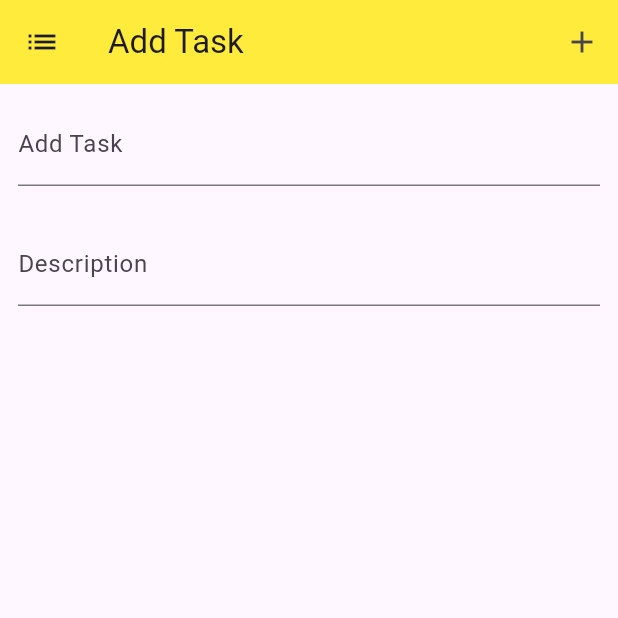
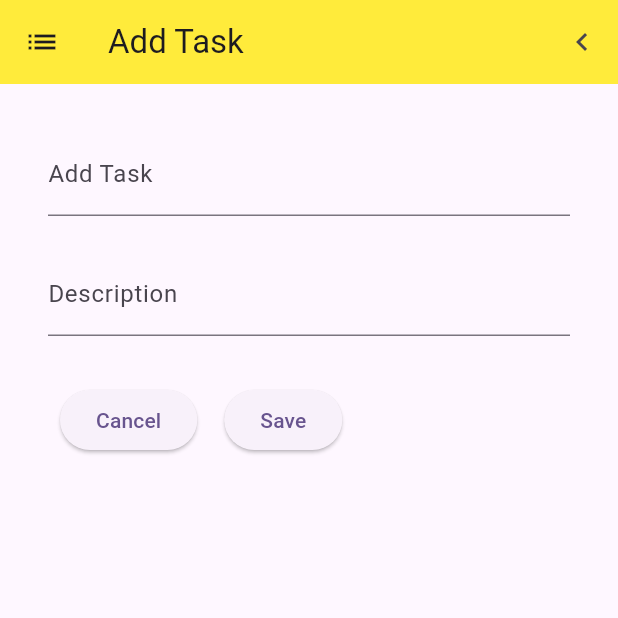
Before and after one commit to ashwanisohaan/todoapp, a Flutter app: the Task screen opened directly, on a phone screen of 412 x 824 dp, the top half of it. Run offline on Flutter 3.47's test engine with Material 3 defaults, Android fonts, the phone set to English and light mode, and no system bars.

Commit message:
todo done 50%

```diff
--- a/lib/screens/addtask_page.dart
+++ b/lib/screens/addtask_page.dart
@@ -1,4 +1,5 @@
 import 'package:flutter/material.dart';
+import 'package:todoapp/screens/splash_page.dart';
 
 class Task extends StatefulWidget {
   const Task({super.key});
@@ -13,11 +14,23 @@ class _TaskState extends State<Task> {
     return Scaffold(
       appBar: AppBar(
         title: Text('Add Task'),
-        actions: [IconButton(onPressed: () {}, icon: Icon(Icons.add))],
+        actions: [
+          IconButton(
+            onPressed: () {
+              Navigator.of(
+                context,
+              ).push(MaterialPageRoute(builder: (context) => const MyHomePage()));
+            },
+            icon: Icon(Icons.navigate_before),
+          ),
+        ],
         leading: Icon(Icons.list),
         backgroundColor: Colors.yellow,
       ),
-      body: Column(
+      body: Padding(
+        padding: const EdgeInsets.all(20),
+        child: Container(
+          child: Column(
             children: [
               Container(
                 padding: EdgeInsets.all(12.0),
@@ -38,7 +51,20 @@ class _TaskState extends State<Task> {
                 ),
               ),
 
+              Container(
+                padding: EdgeInsets.all(20),
+                child: Row(
+                  spacing: 18,
+                  children: [
+                    ElevatedButton(onPressed: () {}, child: Text('Cancel')),
+
+                    ElevatedButton(onPressed: () {}, child: Text('Save')),
                   ],
+                ),
+              ),
+            ],
+          ),
+        ),
       ),
     );
   }
--- a/lib/screens/splash_page.dart
+++ b/lib/screens/splash_page.dart
@@ -8,7 +8,7 @@ class MyHomePage extends StatefulWidget {
 }
 
 class _MyHomePageState extends State<MyHomePage> {
-  void initState() {}
+  //void initState() {}
   Widget build(BuildContext context) {
     return Scaffold(
       appBar: AppBar(
```
Also changed, not shown: lib/components/text_field.dart (deleted, +0 -21 lines), lib/main.dart (+21 -14 lines), lib/screens/tasklist_page.dart (+11 -1 lines). Lines whose indentation alone changed are shown as unchanged.
